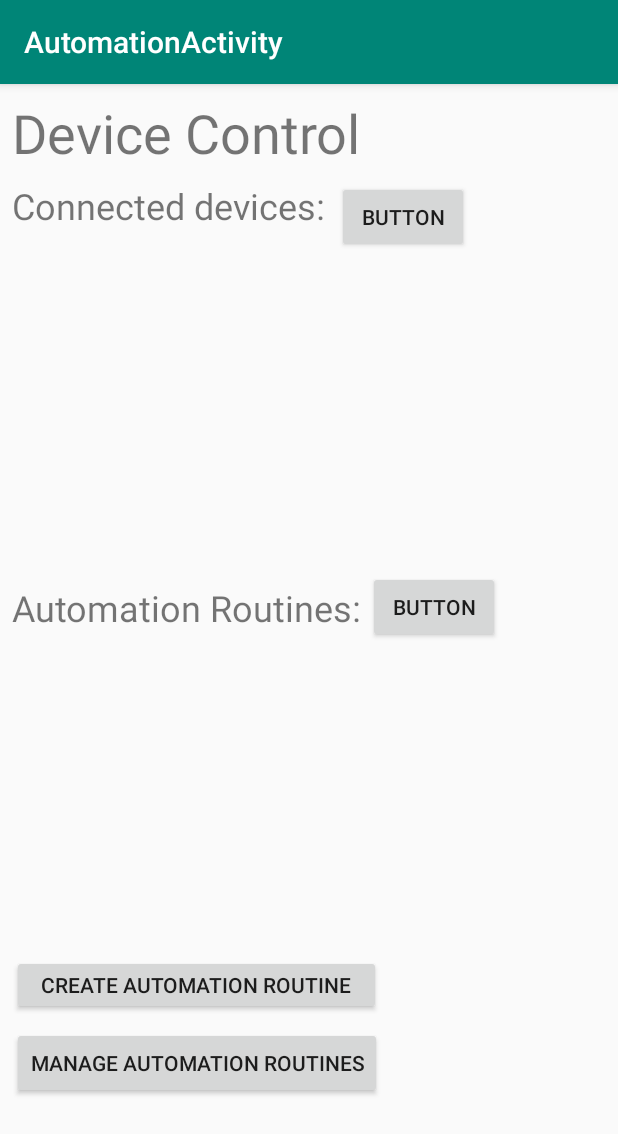
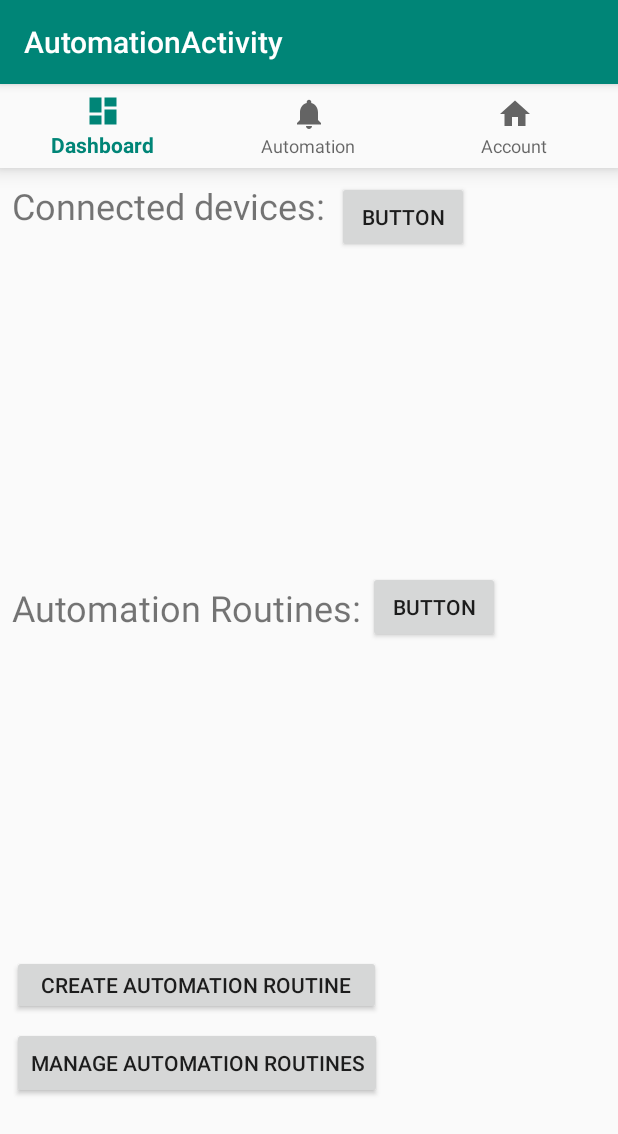
Before and after one commit to unimata/MyHomeHub, an Android app: the AutomationActivity screen opened directly, with no data from a screen before it, on a phone screen of 412 x 824 dp. Shown: the top 1134 px of the screen. Run offline under Robolectric (Android 15) with nearby library versions, the phone set to English and light mode, and no system bars.

Commit message:
Got rid of Device Control activity, merged all its functionality into Automation Activity (where it was supposed to be in the first place)

```diff
--- a/app/src/main/java/com/homehub/dragan/myhomehub/AutomationActivity.java
+++ b/app/src/main/java/com/homehub/dragan/myhomehub/AutomationActivity.java
@@ -2,37 +2,28 @@ package com.homehub.dragan.myhomehub;
 
 import android.content.Intent;
 import android.os.Bundle;
-import android.support.annotation.NonNull;
 import android.support.design.widget.BottomNavigationView;
 import android.support.v7.app.AppCompatActivity;
 import android.view.MenuItem;
-import android.widget.TextView;
 
 public class AutomationActivity extends AppCompatActivity {
-
-    private TextView mTextMessage;
 
     private BottomNavigationView.OnNavigationItemSelectedListener mOnNavigationItemSelectedListener
             = new BottomNavigationView.OnNavigationItemSelectedListener() {
 
         @Override
-        public boolean onNavigationItemSelected(@NonNull MenuItem item) {
+        public boolean onNavigationItemSelected(MenuItem item) {
             Intent intent;
             switch (item.getItemId()) {
                 case R.id.navigation_dashboard:
-
-                    //intent = new Intent(MainActivity.this, MainActivity.class);
-                    //startActivity(intent);
                     AutomationActivity.super.finish();
                     return true;
                 case R.id.navigation_account:
-
                     intent = new Intent(AutomationActivity.this, AccountActivity.class);
                     //intent.putExtra("channel", "4lmrrOD8Ll2SkO2A");
                     startActivity(intent);
                     return true;
                 case R.id.navigation_automation:
-
                     return true;
             }
             return false;
@@ -42,7 +33,9 @@ public class AutomationActivity extends AppCompatActivity {
     @Override
     protected void onCreate(Bundle savedInstanceState) {
         super.onCreate(savedInstanceState);
-        setContentView(R.layout.activity_device_control);
+        setContentView(R.layout.activity_automation);
+
+        BottomNavigationView navigation = (BottomNavigationView) findViewById(R.id.navigation);
+        navigation.setOnNavigationItemSelectedListener(mOnNavigationItemSelectedListener);
     }
-
 }
--- a/app/src/main/res/layout/activity_automation.xml
+++ b/app/src/main/res/layout/activity_automation.xml
@@ -19,16 +19,93 @@
         app:menu="@menu/navigation" />
 
     <TextView
-        android:id="@+id/message"
+        android:id="@+id/tvAutomationRoutines"
         android:layout_width="wrap_content"
         android:layout_height="wrap_content"
-        android:layout_marginStart="@dimen/activity_horizontal_margin"
-        android:layout_marginLeft="@dimen/activity_horizontal_margin"
-        android:layout_marginTop="@dimen/activity_vertical_margin"
-        android:text="@string/title_home"
-        app:layout_constraintLeft_toLeftOf="parent"
+        android:layout_marginStart="8dp"
+        android:layout_marginTop="16dp"
+        android:text="Automation Routines:"
+        android:textSize="24sp"
+        app:layout_constraintStart_toStartOf="parent"
+        app:layout_constraintTop_toBottomOf="@+id/recyclerView2" />
+
+    <TextView
+        android:id="@+id/tvTitle"
+        android:layout_width="wrap_content"
+        android:layout_height="wrap_content"
+        android:layout_marginStart="8dp"
+        android:layout_marginTop="8dp"
+        android:text="Device Control"
+        android:textSize="36sp"
+        app:layout_constraintStart_toStartOf="parent"
         app:layout_constraintTop_toTopOf="parent" />
 
+    <TextView
+        android:id="@+id/tvConnectedDevices"
+        android:layout_width="wrap_content"
+        android:layout_height="wrap_content"
+        android:layout_marginStart="8dp"
+        android:layout_marginTop="8dp"
+        android:text="Connected devices:"
+        android:textSize="24sp"
+        app:layout_constraintStart_toStartOf="parent"
+        app:layout_constraintTop_toBottomOf="@+id/tvTitle" />
 
+    <Button
+        android:id="@+id/btnExpandDevices"
+        android:layout_width="wrap_content"
+        android:layout_height="wrap_content"
+        android:layout_marginStart="8dp"
+        android:layout_marginTop="8dp"
+        android:text="Button"
+        app:layout_constraintStart_toEndOf="@+id/tvConnectedDevices"
+        app:layout_constraintTop_toBottomOf="@+id/tvTitle" />
 
+    <Button
+        android:id="@+id/btnExpandRoutines"
+        android:layout_width="wrap_content"
+        android:layout_height="wrap_content"
+        android:layout_marginStart="4dp"
+        android:layout_marginTop="8dp"
+        android:text="Button"
+        app:layout_constraintStart_toEndOf="@+id/tvAutomationRoutines"
+        app:layout_constraintTop_toBottomOf="@+id/recyclerView2" />
+
+    <android.support.v7.widget.RecyclerView
+        android:id="@+id/recyclerView2"
+        android:layout_width="395dp"
+        android:layout_height="196dp"
+        android:layout_marginStart="8dp"
+        android:layout_marginTop="8dp"
+        app:layout_constraintStart_toStartOf="parent"
+        app:layout_constraintTop_toBottomOf="@+id/btnExpandDevices" />
+
+    <android.support.v7.widget.RecyclerView
+        android:id="@+id/rvAutomationRoutines"
+        android:layout_width="395dp"
+        android:layout_height="192dp"
+        android:layout_marginStart="8dp"
+        android:layout_marginTop="8dp"
+        app:layout_constraintStart_toStartOf="parent"
+        app:layout_constraintTop_toBottomOf="@+id/btnExpandRoutines" />
+
+    <Button
+        android:id="@+id/btnCreateRoutine"
+        android:layout_width="246dp"
+        android:layout_height="40dp"
+        android:layout_marginStart="8dp"
+        android:layout_marginTop="8dp"
+        android:text="Create Automation Routine"
+        app:layout_constraintStart_toStartOf="parent"
+        app:layout_constraintTop_toBottomOf="@+id/rvAutomationRoutines" />
+
+    <Button
+        android:id="@+id/btnManageRoutines"
+        android:layout_width="wrap_content"
+        android:layout_height="wrap_content"
+        android:layout_marginStart="8dp"
+        android:layout_marginTop="8dp"
+        android:text="Manage Automation Routines"
+        app:layout_constraintStart_toStartOf="parent"
+        app:layout_constraintTop_toBottomOf="@+id/btnCreateRoutine" />
 </android.support.constraint.ConstraintLayout>
--- a/app/src/main/res/layout/activity_device_control.xml
+++ /dev/null
@@ -1,99 +0,0 @@
-<?xml version="1.0" encoding="utf-8"?>
-<android.support.constraint.ConstraintLayout xmlns:android="http://schemas.android.com/apk/res/android"
-    xmlns:app="http://schemas.android.com/apk/res-auto"
-    xmlns:tools="http://schemas.android.com/tools"
-    android:layout_width="match_parent"
-    android:layout_height="match_parent"
-    tools:context=".DeviceControl">
-
-    <TextView
-        android:id="@+id/tvAutomationRoutines"
-        android:layout_width="wrap_content"
-        android:layout_height="wrap_content"
-        android:layout_marginStart="8dp"
-        android:layout_marginTop="16dp"
-        android:text="Automation Routines:"
-        android:textSize="24sp"
-        app:layout_constraintStart_toStartOf="parent"
-        app:layout_constraintTop_toBottomOf="@+id/recyclerView2" />
-
-    <TextView
-        android:id="@+id/tvTitle"
-        android:layout_width="wrap_content"
-        android:layout_height="wrap_content"
-        android:layout_marginStart="8dp"
-        android:layout_marginTop="8dp"
-        android:text="Device Control"
-        android:textSize="36sp"
-        app:layout_constraintStart_toStartOf="parent"
-        app:layout_constraintTop_toTopOf="parent" />
-
-    <TextView
-        android:id="@+id/tvConnectedDevices"
-        android:layout_width="wrap_content"
-        android:layout_height="wrap_content"
-        android:layout_marginStart="8dp"
-        android:layout_marginTop="8dp"
-        android:text="Connected devices:"
-        android:textSize="24sp"
-        app:layout_constraintStart_toStartOf="parent"
-        app:layout_constraintTop_toBottomOf="@+id/tvTitle" />
-
-    <Button
-        android:id="@+id/btnExpandDevices"
-        android:layout_width="wrap_content"
-        android:layout_height="wrap_content"
-        android:layout_marginStart="8dp"
-        android:layout_marginTop="8dp"
-        android:text="Button"
-        app:layout_constraintStart_toEndOf="@+id/tvConnectedDevices"
-        app:layout_constraintTop_toBottomOf="@+id/tvTitle" />
-
-    <Button
-        android:id="@+id/btnExpandRoutines"
-        android:layout_width="wrap_content"
-        android:layout_height="wrap_content"
-        android:layout_marginStart="4dp"
-        android:layout_marginTop="8dp"
-        android:text="Button"
-        app:layout_constraintStart_toEndOf="@+id/tvAutomationRoutines"
-        app:layout_constraintTop_toBottomOf="@+id/recyclerView2" />
-
-    <android.support.v7.widget.RecyclerView
-        android:id="@+id/recyclerView2"
-        android:layout_width="395dp"
-        android:layout_height="196dp"
-        android:layout_marginStart="8dp"
-        android:layout_marginTop="8dp"
-        app:layout_constraintStart_toStartOf="parent"
-        app:layout_constraintTop_toBottomOf="@+id/btnExpandDevices" />
-
-    <android.support.v7.widget.RecyclerView
-        android:id="@+id/rvAutomationRoutines"
-        android:layout_width="395dp"
-        android:layout_height="192dp"
-        android:layout_marginStart="8dp"
-        android:layout_marginTop="8dp"
-        app:layout_constraintStart_toStartOf="parent"
-        app:layout_constraintTop_toBottomOf="@+id/btnExpandRoutines" />
-
-    <Button
-        android:id="@+id/btnCreateRoutine"
-        android:layout_width="246dp"
-        android:layout_height="40dp"
-        android:layout_marginStart="8dp"
-        android:layout_marginTop="8dp"
-        android:text="Create Automation Routine"
-        app:layout_constraintStart_toStartOf="parent"
-        app:layout_constraintTop_toBottomOf="@+id/rvAutomationRoutines" />
-
-    <Button
-        android:id="@+id/btnManageRoutines"
-        android:layout_width="wrap_content"
-        android:layout_height="wrap_content"
-        android:layout_marginStart="8dp"
-        android:layout_marginTop="8dp"
-        android:text="Manage Automation Routines"
-        app:layout_constraintStart_toStartOf="parent"
-        app:layout_constraintTop_toBottomOf="@+id/btnCreateRoutine" />
-</android.support.constraint.ConstraintLayout>
```
